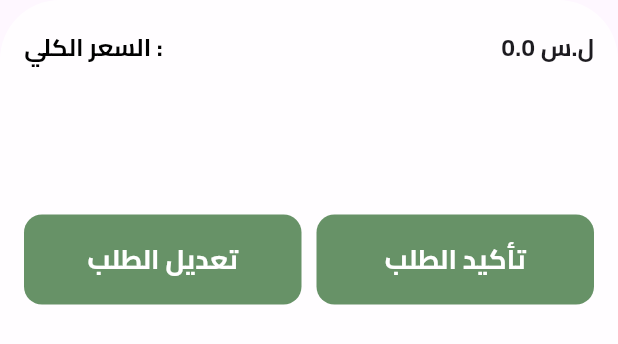
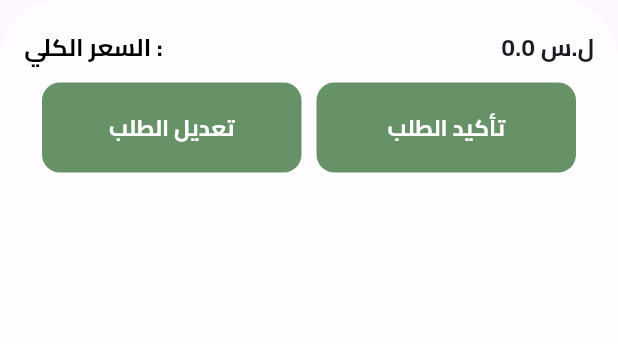
Before and after one commit to AHNXD/shop_app, a Flutter app: the BillInfoSection widget shown alone on an empty page, opened directly, on a phone screen of 412 x 824 dp. Shown: the top 344 px of the screen. Run offline on Flutter 3.47's test engine with Material 3 defaults, Android fonts, the light colour scheme and no system bars; our stand-ins replace cached_network_image, elegant_notification, firebase_core, firebase_messaging, font_awesome_flutter, get and 5 more; accounts and stored records are empty; network calls fail; project files that could hold a hidden picture were left out.

Commit message:
edit cart ui

```diff
--- a/lib/models/cart_product_model.dart
+++ b/lib/models/cart_product_model.dart
@@ -1,9 +1,8 @@
-
 class CartProductModel {
   final num id;
   final String name;
   final num price;
-  final num quantity;
+  num quantity;
   final String image;
   final String category;
   final num companyId;
--- a/lib/views/cart_page/widgets/bill_info_section.dart
+++ b/lib/views/cart_page/widgets/bill_info_section.dart
@@ -5,12 +5,13 @@ import 'package:get/get.dart';
 import 'package:shop_app/constans.dart';
 import 'package:shop_app/controllers/bill_controller.dart';
 import 'package:shop_app/controllers/cart_page_controller.dart';
+import 'package:shop_app/helper/custom_snack_bar.dart';
 
 class BillInfoSection extends StatelessWidget {
-  BillInfoSection({
+  const BillInfoSection({
     super.key,
   });
-  final cartController = Get.put(CartController(), permanent: true);
+  //final cartController = Get.put(CartController(), permanent: true);
   @override
   Widget build(BuildContext context) {
     return Container(
@@ -19,11 +20,14 @@ class BillInfoSection extends StatelessWidget {
       width: double.infinity,
       decoration: BoxDecoration(
         color: Colors.white.withOpacity(.8),
-          borderRadius: const BorderRadius.only(
-              topLeft: Radius.circular(40), topRight: Radius.circular(40))),
+        borderRadius: BorderRadius.all(Radius.circular(40)),
+      ),
+      // borderRadius: const BorderRadius.only(
+      //     bottomLeft: Radius.circular(40),
+      //     bottomRight: Radius.circular(40))),
       child: GetBuilder<BillController>(
           init: BillController(),
-          builder: (controller) {
+          builder: (billController) {
             return GetBuilder<CartController>(builder: (cartController) {
               return Column(
                 crossAxisAlignment: CrossAxisAlignment.start,
@@ -40,7 +44,7 @@ class BillInfoSection extends StatelessWidget {
                             fontSize: 16),
                       ),
                       Text(
-                        "${controller.cartSubTotal} ل.س",
+                        "${billController.cartSubTotal} ل.س",
                         style: const TextStyle(
                             fontFamily: Constans.kFontFamily,
                             fontWeight: FontWeight.bold,
@@ -48,37 +52,37 @@ class BillInfoSection extends StatelessWidget {
                       ),
                     ],
                   ),
-                  const SizedBox(
-                    height: 100,
-                  ),
-                  // const Expanded(child: SizedBox()),
-                  Row(
+                  Padding(
+                    padding: const EdgeInsets.all(12.0),
+                    child: Row(
                       children: [
                         Expanded(
                             child: GestureDetector(
-                        onTap: controller.editCart
+                          onTap: billController.editCart
                               ? cartController.updateCartLoading
                                   ? null
                                   : () async {
-                                    cartController.cartOrderProducts.toString();
+                                      cartController.cartOrderProducts
+                                          .toString();
                                       debugPrint(
                                           'cartController.cartOrderProducts.toString(): ${cartController.cartOrderProducts.toString()}');
                                       await cartController.updateCart(context);
-                                    controller.editCart = false;
-                                    controller.getSubTotal();
-                                    controller.update();
+                                      billController.editCart = false;
+                                      billController.getSubTotal();
+                                      billController.update();
                                       cartController.getCartProducts(context);
                                       cartController.update();
                                     }
                               : () {
-                                controller.editCart = !controller.editCart;
-                                controller.update();
+                                  billController.editCart =
+                                      !billController.editCart;
+                                  billController.update();
                                 },
                           child: Container(
                             height: 60,
                             padding: const EdgeInsets.all(16),
                             decoration: BoxDecoration(
-                              color: controller.editCart
+                                color: billController.editCart
                                     ? Colors.red
                                     : Constans.kMainColor,
                                 borderRadius: BorderRadius.circular(12)),
@@ -88,14 +92,14 @@ class BillInfoSection extends StatelessWidget {
                                         color: Colors.white,
                                       )
                                     : Text(
-                                      controller.editCart
+                                        billController.editCart
                                             ? "حفظ التعديلات"
                                             : "تعديل الطلب",
                                         style: const TextStyle(
                                             fontFamily: Constans.kFontFamily,
                                             color: Colors.white,
                                             fontWeight: FontWeight.bold,
-                                          fontSize: 18))),
+                                            fontSize: 15))),
                           ),
                         )),
                         const SizedBox(
@@ -108,15 +112,20 @@ class BillInfoSection extends StatelessWidget {
                                 : cartController.cartProducts.isEmpty
                                     ? null
                                     : () async {
+                                        if (billController.editCart) {
+                                          showErrorSnackBar("تعديل طلبك",
+                                              "الرجاء اتمام عملية التعديل قبل تاكيد الطلب");
+                                        } else {
                                           var status = await cartController
                                               .submitOrder(context);
                                           if (status) {
                                             cartController.cartOrderProducts
                                                 .clear();
                                             cartController.cartProducts.clear();
-                                        controller.getSubTotal();
-                                        controller.update();
+                                            billController.getSubTotal();
+                                            billController.update();
                                             cartController.update();
+                                          }
                                         }
                                       },
                             child: Container(
@@ -135,12 +144,17 @@ class BillInfoSection extends StatelessWidget {
                                               fontFamily: Constans.kFontFamily,
                                               color: Colors.white,
                                               fontWeight: FontWeight.bold,
-                                            fontSize: 18))),
+                                              fontSize: 15))),
                             ),
                           ),
                         ),
                       ],
-                  )
+                    ),
+                  ),
+                  // const SizedBox(
+                  //   height: 100,
+                  // ),
+                  // const Expanded(child: SizedBox()),
                 ],
               );
             });
--- a/lib/views/on_boarding/on_boarding_page.dart
+++ b/lib/views/on_boarding/on_boarding_page.dart
@@ -11,7 +11,8 @@ class OnBoardingPage extends StatelessWidget {
       textDirection: TextDirection.rtl,
       child: Scaffold(
         backgroundColor: Colors.white,
-        body: Padding(
+        body: SingleChildScrollView(
+          child: Padding(
             padding: EdgeInsets.symmetric(vertical: 10, horizontal: 16),
             child: Column(
               mainAxisAlignment: MainAxisAlignment.spaceBetween,
@@ -23,6 +24,7 @@ class OnBoardingPage extends StatelessWidget {
             ),
           ),
         ),
+      ),
     );
   }
 }
```
Also changed, not shown: lib/views/cart_page/cart_page.dart (+10 -6 lines), lib/views/cart_page/widgets/cart_product_card.dart (+80 -37 lines), lib/views/cart_page/widgets/product_listview.dart (+9 -9 lines). Lines whose indentation alone changed are shown as unchanged.
